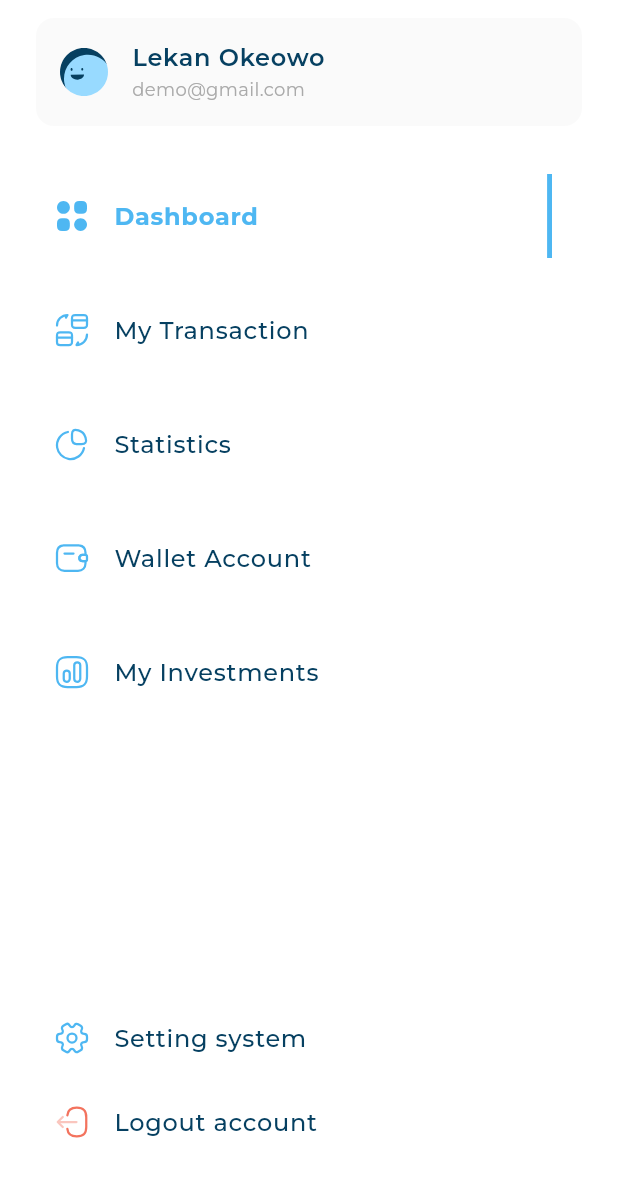
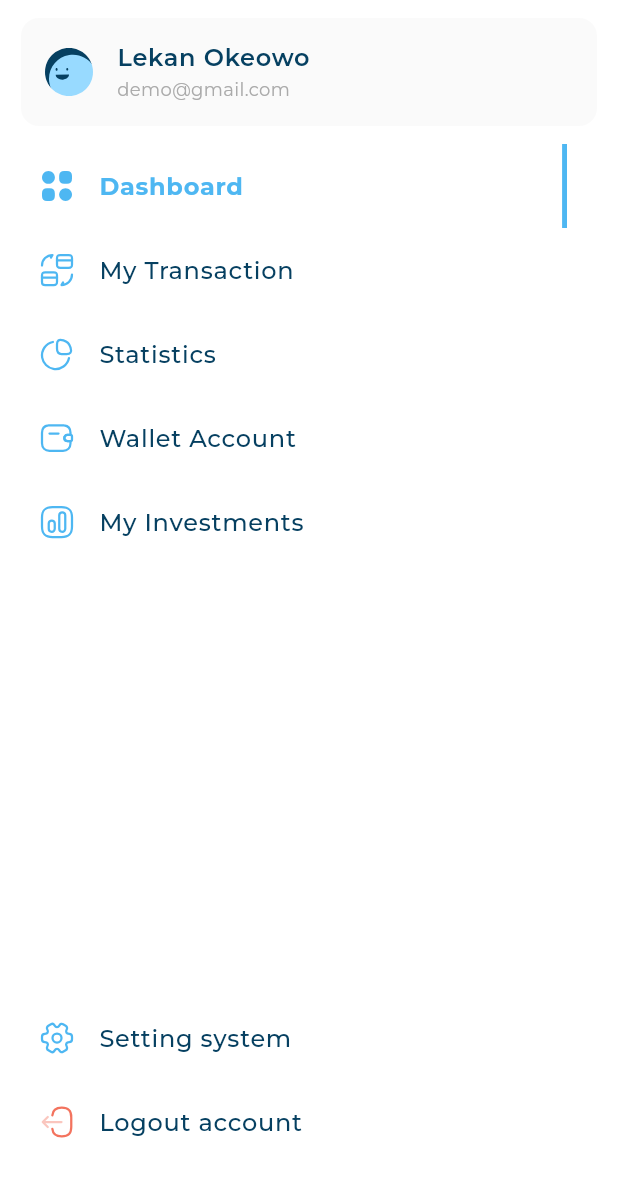
Before and after one commit to Kartali-Mohamed/responsive_adaptive_ui_design, a Flutter app: the CustomDrawer widget shown alone on an empty page, opened directly, on a phone screen of 412 x 824 dp. Shown: the top 1177 px of the screen. Run offline on Flutter 3.47's test engine with Material 3 defaults, Android fonts, the phone set to English and light mode, and no system bars; our stand-ins replace flutter_svg; project files that could hold a hidden picture were left out.

Commit message:
update padding in drawer

```diff
--- a/lib/interface/widgets/drawer/custom_drawer.dart
+++ b/lib/interface/widgets/drawer/custom_drawer.dart
@@ -12,7 +12,7 @@ class CustomDrawer extends StatelessWidget {
   Widget build(BuildContext context) {
     return Container(
       color: Colors.white,
-      padding: const EdgeInsets.symmetric(horizontal: 20),
+      padding: const EdgeInsets.symmetric(horizontal: 10),
       child: const CustomScrollView(
         slivers: [
           SliverToBoxAdapter(child: SizedBox(height: 8)),
--- a/lib/interface/widgets/drawer/custom_items_drawer_listview.dart
+++ b/lib/interface/widgets/drawer/custom_items_drawer_listview.dart
@@ -37,12 +37,9 @@ class _CustomItemsDrawerListViewState extends State<CustomItemsDrawerListView> {
                   });
                 }
               },
-              child: Padding(
-                padding: const EdgeInsets.only(top: 20),
-                child: CustomItemDrawer(
-                  itemDrawerModel: items[index],
-                  isActive: activeIndex == index,
-                ),
+              child: CustomItemDrawer(
+                itemDrawerModel: items[index],
+                isActive: activeIndex == index,
               ),
             ));
   }
```
